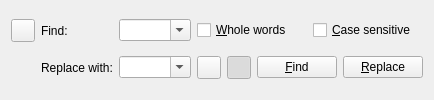
Above: app/editreplacewidget.ui from fhackenberger/ktikz before the change. Below: the same form after it.
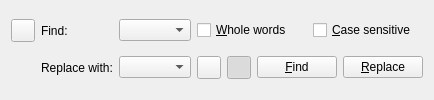
That is the form after the change. Icons and pictures are not drawn. Custom widgets are drawn as their Qt base class.

Patch:
```diff
--- a/app/editreplacewidget.ui
+++ b/app/editreplacewidget.ui
@@ -35,9 +35,6 @@
        <verstretch>0</verstretch>
       </sizepolicy>
      </property>
-     <property name="editable">
-      <bool>true</bool>
-     </property>
     </widget>
    </item>
    <item row="0" column="3">
@@ -73,9 +70,6 @@
        <verstretch>0</verstretch>
       </sizepolicy>
      </property>
-     <property name="editable">
-      <bool>true</bool>
-     </property>
     </widget>
    </item>
    <item row="1" column="3">
@@ -135,6 +129,13 @@
    </item>
   </layout>
  </widget>
+ <customwidgets>
+  <customwidget>
+   <class>ComboBox</class>
+   <extends>QComboBox</extends>
+   <header>../common/utils/combobox.h</header>
+  </customwidget>
+ </customwidgets>
  <tabstops>
   <tabstop>pushButtonClose</tabstop>
   <tabstop>comboBoxFind</tabstop>
```
Left out of the diff: 4 changed lines with no effect on the pictures.
